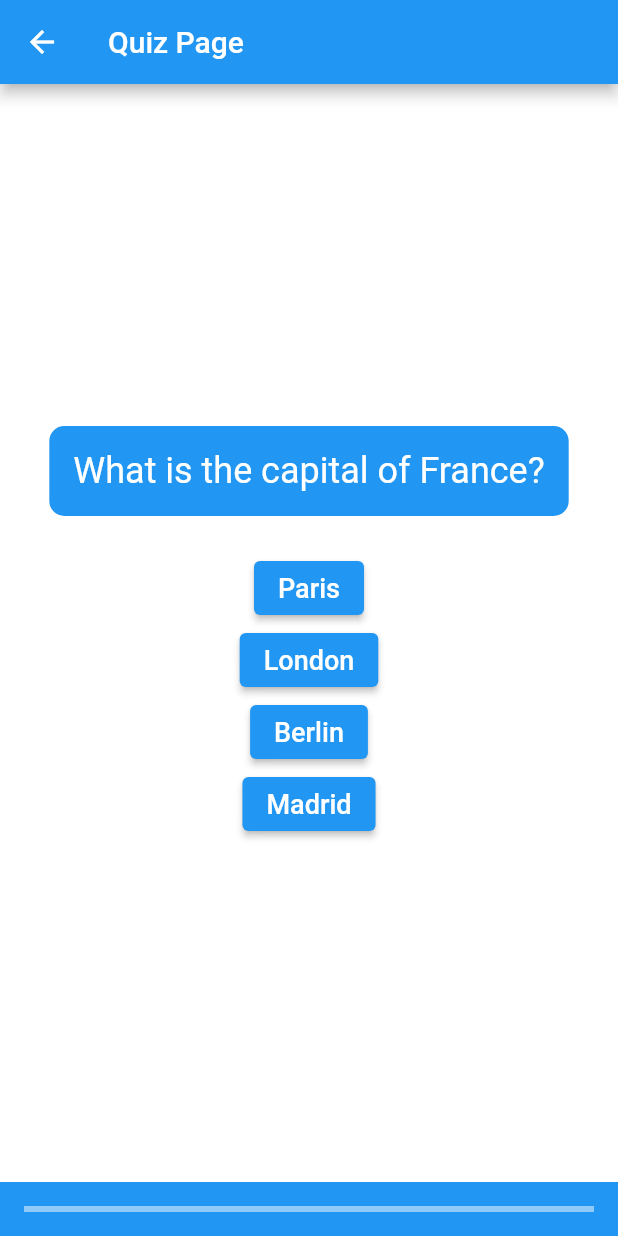
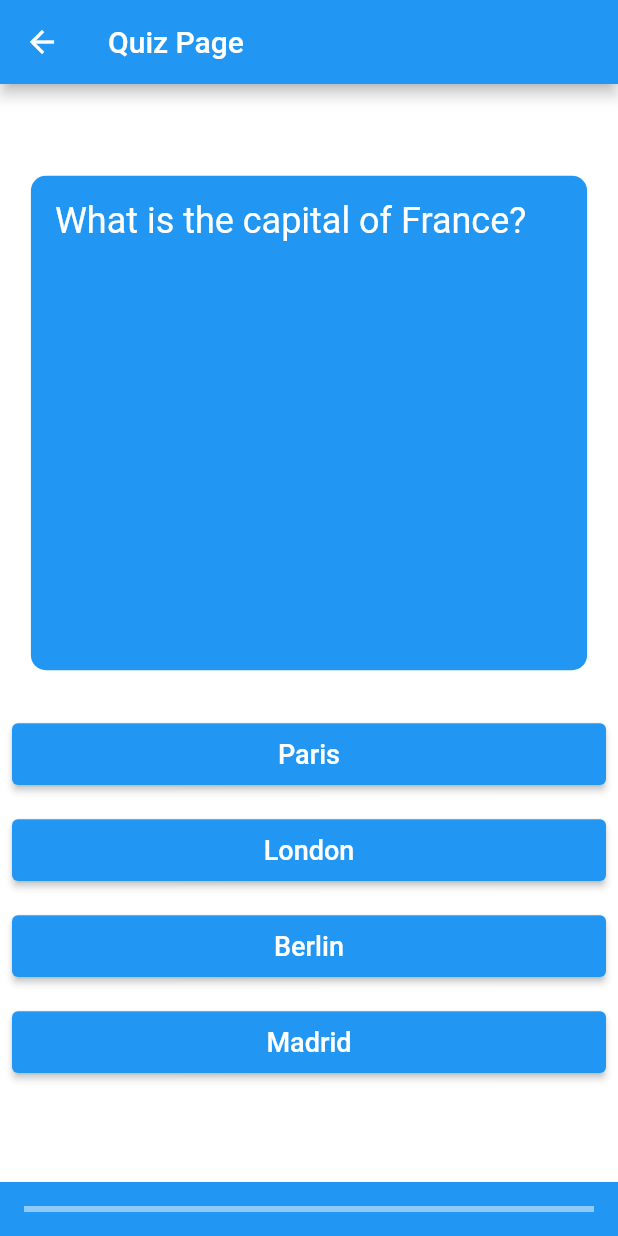
Before and after one commit to pappidine/LanguageLearningARapp, a Flutter app: the QuizPage screen opened by its route, on a phone screen of 412 x 824 dp. Run offline on Flutter 3.47's test engine with Material 2 defaults, Android fonts, the phone set to English and light mode, and no system bars; missing offline and left inert: ar_flutter_plugin, arcore_flutter_plugin, learning_input_image, learning_text_recognition.

Commit message:
ui updates

```diff
--- a/testproject/lib/quiz_page.dart
+++ b/testproject/lib/quiz_page.dart
@@ -129,6 +129,7 @@ class _QuizPageState extends State<QuizPage> {
 
   @override
   Widget build(BuildContext context) {
+    Size size = MediaQuery.of(context).size;
     return Scaffold(
       appBar: AppBar(
         title: const Text('Quiz Page'),
@@ -138,6 +139,8 @@ class _QuizPageState extends State<QuizPage> {
           mainAxisAlignment: MainAxisAlignment.center,
           children: [
             Container(
+              width: size.width * 0.9,
+              height: size.height * 0.4,
               padding: const EdgeInsets.all(16.0),
               margin: const EdgeInsets.symmetric(horizontal: 16.0),
               decoration: BoxDecoration(
@@ -155,7 +158,10 @@ class _QuizPageState extends State<QuizPage> {
             const SizedBox(height: 24.0),
             Column(
               children: options[totalQuestions].map((option) {
-                return ElevatedButton(
+                return Padding(
+                  padding: const EdgeInsets.all(8.0),
+                  //TODO: make this buttons white
+                  child: ElevatedButton(
                     onPressed: () async {
                       bool allQuestionsAnswered =
                           await checkAnswer(option, options[totalQuestions][0]);
@@ -164,9 +170,17 @@ class _QuizPageState extends State<QuizPage> {
                         navigateToResultPage();
                       }
                     },
+                    //style: ButtonStyle().copyWith(),
+                    child: SizedBox(
+                      width: size.height * 0.7,
+                      height: size.width * 0.1,
+                      child: Center(
                         child: Text(
                           option,
                           style: const TextStyle(fontSize: 18),
+                        ),
+                      ),
+                    ),
                   ),
                 );
               }).toList(),
```
Also changed, not shown: testproject/lib/dashboard_page.dart (+76 -22 lines), testproject/lib/main.dart (+5 -6 lines). Lines whose indentation alone changed are shown as unchanged.
